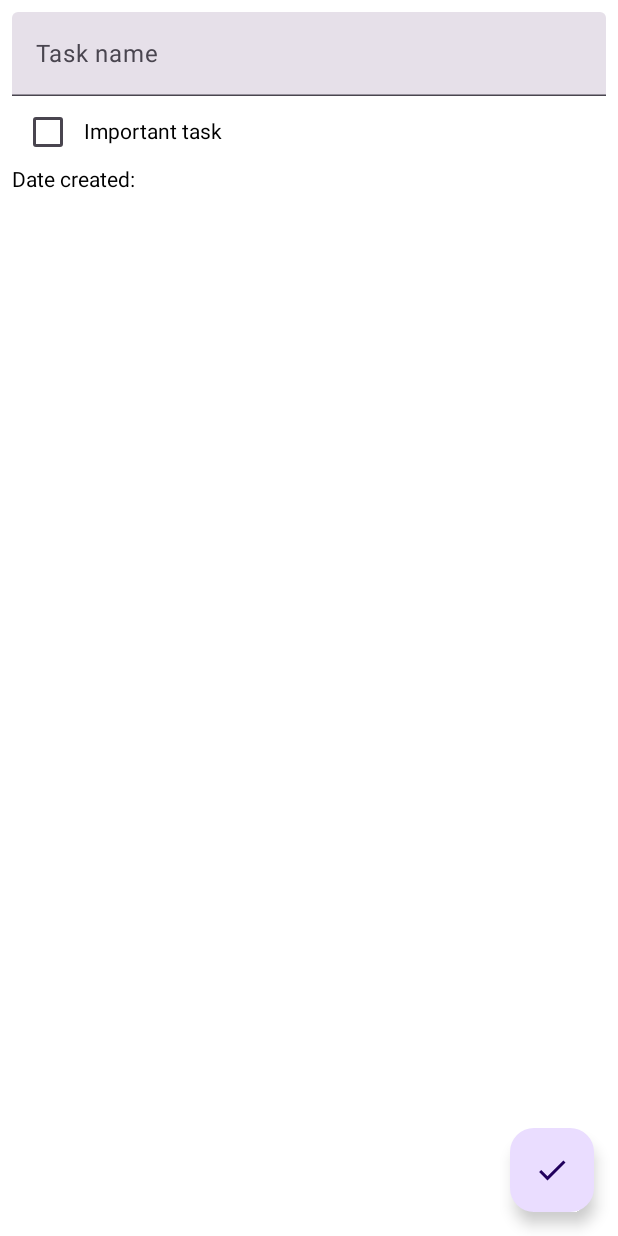
After one commit to AlievIsa/ToDoCompose, an Android app built with Jetpack Compose: the @Preview function AddEditTaskScreen, on a phone screen of 412 x 824 dp. The commit adds this screen. Run offline under Robolectric (Android 15) with nearby library versions, the phone set to English and light mode, and no system bars.

Commit message:
Screens and task model added

```diff
--- /dev/null
+++ b/app/src/main/java/com/example/todocompose/ui/addedittask/AddEditTaskScreen.kt
@@ -0,0 +1,79 @@
+package com.example.todocompose.ui.addedittask
+
+import androidx.compose.foundation.layout.Box
+import androidx.compose.foundation.layout.Column
+import androidx.compose.foundation.layout.Row
+import androidx.compose.foundation.layout.fillMaxSize
+import androidx.compose.foundation.layout.fillMaxWidth
+import androidx.compose.foundation.layout.padding
+import androidx.compose.foundation.text.KeyboardOptions
+import androidx.compose.material.icons.Icons
+import androidx.compose.material.icons.filled.Check
+import androidx.compose.material3.Checkbox
+import androidx.compose.material3.ExperimentalMaterial3Api
+import androidx.compose.material3.FloatingActionButton
+import androidx.compose.material3.Icon
+import androidx.compose.material3.Text
+import androidx.compose.material3.TextField
+import androidx.compose.runtime.Composable
+import androidx.compose.runtime.getValue
+import androidx.compose.runtime.mutableStateOf
+import androidx.compose.runtime.remember
+import androidx.compose.runtime.setValue
+import androidx.compose.ui.Alignment
+import androidx.compose.ui.Modifier
+import androidx.compose.ui.text.input.KeyboardType
+import androidx.compose.ui.text.input.TextFieldValue
+import androidx.compose.ui.tooling.preview.Preview
+import androidx.compose.ui.unit.dp
+
+@OptIn(ExperimentalMaterial3Api::class)
+@Preview(showBackground = true, showSystemUi = true)
+@Composable
+fun AddEditTaskScreen() {
+    var text by remember {
+        mutableStateOf(TextFieldValue(""))
+    }
+    Box (
+        modifier = Modifier.fillMaxSize()
+    ) {
+        Column (
+            modifier = Modifier.padding(8.dp)
+        ) {
+            TextField(
+                value = text,
+                onValueChange = { newText ->
+                    text = newText
+                },
+                modifier = Modifier.fillMaxWidth(),
+                label = {
+                    Text(text = "Task name")
+                },
+                keyboardOptions = KeyboardOptions(
+                    keyboardType = KeyboardType.Text
+                )
+            )
+            Row (
+                modifier = Modifier.fillMaxWidth(),
+                verticalAlignment = Alignment.CenterVertically
+            ) {
+                Checkbox(
+                    checked = false,
+                    onCheckedChange = {
+
+                    }
+                )
+                Text(text = "Important task")
+            }
+            Text(text = "Date created:")
+        }
+        FloatingActionButton(
+            modifier = Modifier
+                .align(Alignment.BottomEnd)
+                .padding(16.dp),
+            onClick = { /*TODO*/ }
+        ) {
+            Icon(imageVector = Icons.Filled.Check, contentDescription = "")
+        }
+    }
+}
--- /dev/null
+++ b/app/src/main/res/drawable/baseline_priority_high_24.xml
@@ -0,0 +1,6 @@
+<vector android:height="24dp" android:tint="#000000"
+    android:viewportHeight="24" android:viewportWidth="24"
+    android:width="24dp" xmlns:android="http://schemas.android.com/apk/res/android">
+    <path android:fillColor="@android:color/white" android:pathData="M12,19m-2,0a2,2 0,1 1,4 0a2,2 0,1 1,-4 0"/>
+    <path android:fillColor="@android:color/white" android:pathData="M10,3h4v12h-4z"/>
+</vector>
--- a/app/src/main/res/values/themes.xml
+++ b/app/src/main/res/values/themes.xml
@@ -1,5 +1,5 @@
 <?xml version="1.0" encoding="utf-8"?>
 <resources>
 
-    <style name="Theme.ToDoCompose" parent="android:Theme.Material.Light.NoActionBar" />
+    <style name="Theme.ToDoCompose" parent="android:Theme.Material.Light" />
 </resources>
```
Also changed, not shown: app/build.gradle.kts (+4 -4 lines), app/src/main/java/com/example/todocompose/MainActivity.kt (+2 -17 lines), app/src/main/java/com/example/todocompose/data/Task.kt (added, +20 -0 lines), app/src/main/java/com/example/todocompose/ui/deleteallcompleted/DeleteAllCompletedDialogScreen.kt (added, +20 -0 lines), app/src/main/java/com/example/todocompose/ui/tasks/TaskItem.kt (added, +49 -0 lines), app/src/main/java/com/example/todocompose/ui/tasks/TasksScreen.kt (added, +32 -0 lines).
